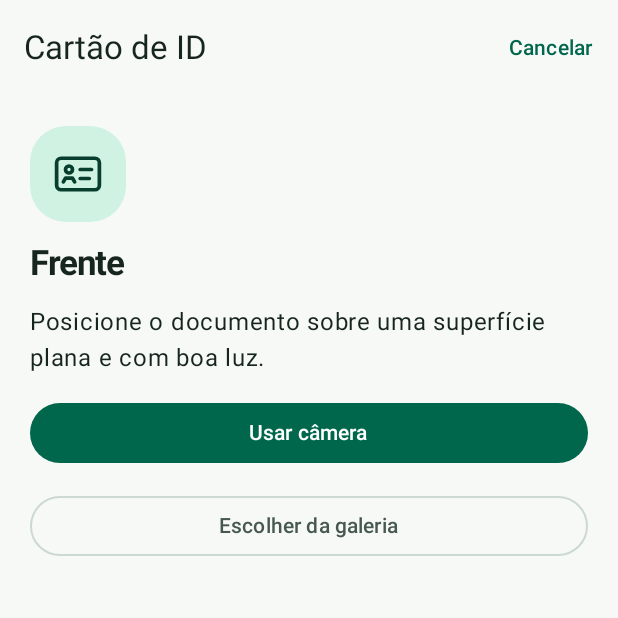
After one commit to laurobrizidio/docscan-pro-android, an Android app built with Jetpack Compose: the composable IdCardGuide called with empty values, on a phone screen of 412 x 824 dp, the top half of it. The commit adds this screen. Run offline under Robolectric (Android 15) with nearby library versions, the phone set to English and light mode, and no system bars.

Commit message:
Add guided ID card capture

```diff
--- /dev/null
+++ b/app/src/main/java/br/com/docscan/ui/IdCardGuide.kt
@@ -0,0 +1,99 @@
+package br.com.docscan.ui
+
+import androidx.compose.foundation.layout.Arrangement
+import androidx.compose.foundation.layout.Box
+import androidx.compose.foundation.layout.Column
+import androidx.compose.foundation.layout.fillMaxSize
+import androidx.compose.foundation.layout.fillMaxWidth
+import androidx.compose.foundation.layout.padding
+import androidx.compose.foundation.layout.size
+import androidx.compose.foundation.layout.widthIn
+import androidx.compose.foundation.rememberScrollState
+import androidx.compose.foundation.verticalScroll
+import androidx.compose.material3.Button
+import androidx.compose.material3.ExperimentalMaterial3Api
+import androidx.compose.material3.MaterialTheme
+import androidx.compose.material3.OutlinedButton
+import androidx.compose.material3.Scaffold
+import androidx.compose.material3.SnackbarHost
+import androidx.compose.material3.SnackbarHostState
+import androidx.compose.material3.Surface
+import androidx.compose.material3.Text
+import androidx.compose.material3.TextButton
+import androidx.compose.material3.TopAppBar
+import androidx.compose.runtime.Composable
+import androidx.compose.ui.Alignment
+import androidx.compose.ui.Modifier
+import androidx.compose.ui.unit.dp
+
+internal enum class IdStep { FRONT, BACK }
+
+@OptIn(ExperimentalMaterial3Api::class)
+@Composable
+internal fun IdCardGuide(
+    step: IdStep,
+    preparing: Boolean,
+    operation: Operation?,
+    hasBack: Boolean,
+    snackbars: SnackbarHostState,
+    onCamera: () -> Unit,
+    onGallery: () -> Unit,
+    onFrontOnly: () -> Unit,
+    onCancel: () -> Unit,
+) {
+    val enabled = !preparing && operation == null
+    Scaffold(
+        topBar = {
+            TopAppBar(
+                title = { Text("Cartão de ID") },
+                actions = {
+                    TextButton(onClick = onCancel, enabled = enabled) { Text("Cancelar") }
+                },
+            )
+        },
+        snackbarHost = { SnackbarHost(snackbars) },
+    ) { padding ->
+        Box(
+            Modifier.fillMaxSize().padding(padding).verticalScroll(rememberScrollState()),
+            contentAlignment = Alignment.TopCenter,
+        ) {
+            Column(
+                Modifier.widthIn(max = 470.dp).fillMaxWidth().padding(20.dp),
+                verticalArrangement = Arrangement.spacedBy(14.dp),
+            ) {
+                Surface(
+                    shape = MaterialTheme.shapes.large,
+                    color = MaterialTheme.colorScheme.primaryContainer,
+                    contentColor = MaterialTheme.colorScheme.onPrimaryContainer,
+                ) {
+                    ScanGlyph(Glyph.ID, Modifier.padding(14.dp).size(36.dp))
+                }
+                Text(if (step == IdStep.FRONT) "Frente" else "Verso", style = MaterialTheme.typography.headlineSmall)
+                if (!hasBack) {
+                    Text(
+                        "Posicione o documento sobre uma superfície plana e com boa luz.",
+                        style = MaterialTheme.typography.bodyLarge,
+                    )
+                    Button(onClick = onCamera, enabled = enabled, modifier = Modifier.fillMaxWidth()) {
+                        Text("Usar câmera")
+                    }
+                    OutlinedButton(onClick = onGallery, enabled = enabled, modifier = Modifier.fillMaxWidth()) {
+                        Text("Escolher da galeria")
+                    }
+                }
+                if (step == IdStep.BACK) {
+                    if (hasBack) {
+                        Button(onClick = onFrontOnly, enabled = enabled, modifier = Modifier.fillMaxWidth()) {
+                            Text("Montar página")
+                        }
+                    } else {
+                        TextButton(onClick = onFrontOnly, enabled = enabled, modifier = Modifier.align(Alignment.CenterHorizontally)) {
+                            Text("Só frente")
+                        }
+                    }
+                }
+                operation?.let { CurrentOperation(it, done = 0, total = 0) }
+            }
+        }
+    }
+}
--- a/app/src/main/java/br/com/docscan/ui/ScanGlyph.kt
+++ b/app/src/main/java/br/com/docscan/ui/ScanGlyph.kt
@@ -18,7 +18,7 @@ import androidx.compose.ui.semantics.contentDescription
 import androidx.compose.ui.semantics.semantics
 import androidx.compose.ui.unit.dp
 
-internal enum class Glyph { SCAN, CAMERA, IMAGE, CROP, ROTATE, TUNE, COMPARE, PDF, CHAT, CLOUD, SUN, MOON }
+internal enum class Glyph { SCAN, CAMERA, IMAGE, ID, CROP, ROTATE, TUNE, COMPARE, PDF, CHAT, CLOUD, SUN, MOON }
 
 @Composable
 internal fun ScanGlyph(
@@ -59,6 +59,13 @@ internal fun ScanGlyph(
                     drawRoundRect(tint, Offset(3f, 4f), Size(18f, 16f), CornerRadius(2f), style = stroke)
                     drawCircle(tint, 1.3f, Offset(8f, 9f))
                     path(4f, 17f, 9f, 13f, 12f, 15f, 16f, 11f, 21f, 16f)
+                }
+                Glyph.ID -> {
+                    drawRoundRect(tint, Offset(2.5f, 5f), Size(19f, 14f), CornerRadius(2f), style = stroke)
+                    drawCircle(tint, 1.55f, Offset(8f, 10f), style = stroke)
+                    path(5.5f, 15.5f, 6.5f, 13.8f, 9.5f, 13.8f, 10.5f, 15.5f)
+                    line(13f, 10f, 18f, 10f)
+                    line(13f, 14f, 17f, 14f)
                 }
                 Glyph.CROP -> {
                     path(7f, 3f, 7f, 17f, 21f, 17f)
--- a/app/src/main/java/br/com/docscan/ui/ScanScreen.kt
+++ b/app/src/main/java/br/com/docscan/ui/ScanScreen.kt
@@ -235,7 +235,7 @@ internal fun BrandMark(modifier: Modifier = Modifier) {
 }
 
 @Composable
-private fun CurrentOperation(operation: Operation, done: Int, total: Int) {
+internal fun CurrentOperation(operation: Operation, done: Int, total: Int) {
     val progress = if (total == 0) 0f else done.toFloat() / total
     val label = when (operation) {
         Operation.LOADING -> "Carregando rascunho"
```
Also changed, not shown: app/src/main/java/br/com/docscan/ui/HomeScreen.kt (+12 -2 lines), app/src/main/java/br/com/docscan/ui/ScanRoute.kt (+79 -5 lines), app/src/main/java/br/com/docscan/ui/ScanViewModel.kt (+8 -0 lines).
